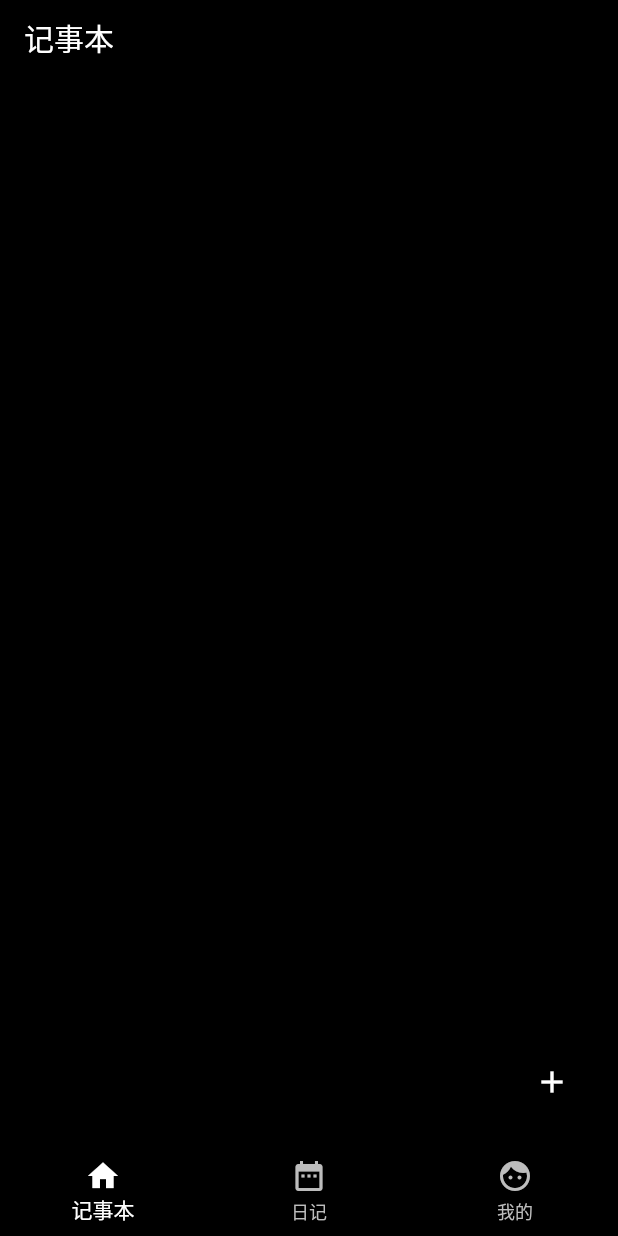
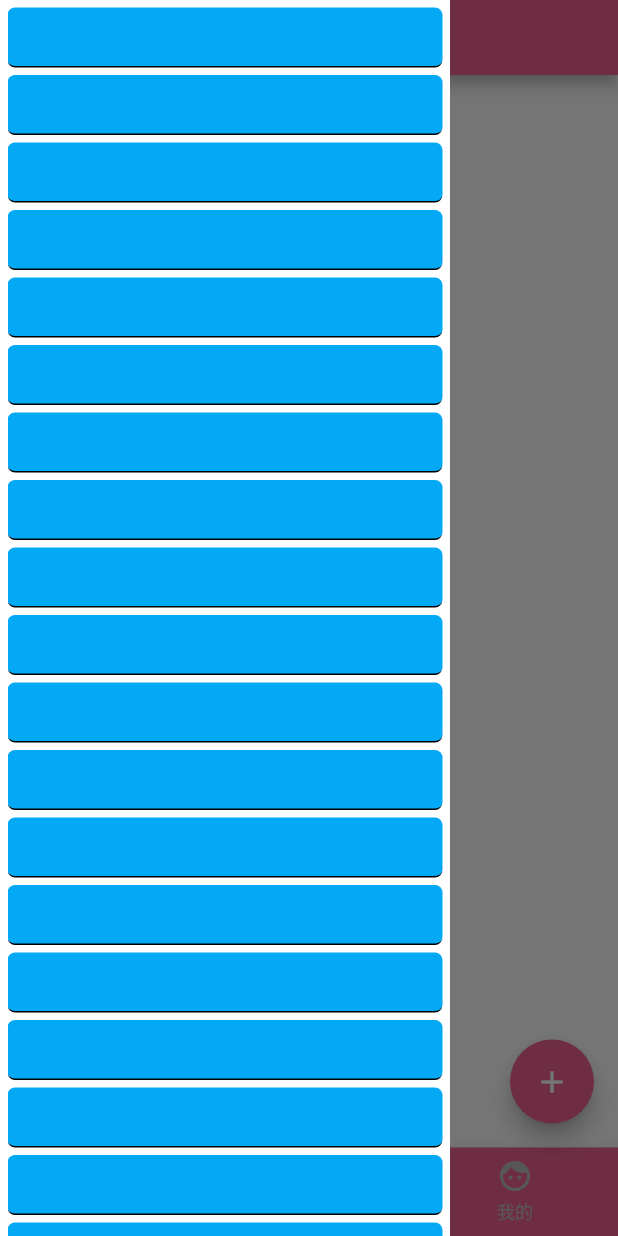
Before and after one commit to qinglongs/flutter-xiaomin, a Flutter app: the screen it shows after launch, with the side drawer open (before the commit the screen has no drawer), on a phone screen of 412 x 824 dp. Run offline on Flutter 3.47's test engine with Material 2 defaults, Android fonts, the phone set to English and light mode, and no system bars; our stand-ins replace fluttertoast, image_picker; network calls fail.

Commit message:
feat：增加抽屉组件

```diff
--- /dev/null
+++ b/lib/home-ui/drawer/drawer.dart
@@ -0,0 +1,223 @@
+import 'package:flutter/cupertino.dart';
+import 'package:flutter/material.dart';
+// import 'dart:ui';
+
+class MyDrawer extends StatelessWidget {
+  @override
+  Widget build(BuildContext context) {
+    return Container(
+        margin: EdgeInsets.only(top: MediaQuery.of(context).padding.top),
+        padding: EdgeInsets.fromLTRB(5, 0, 5, 0),
+        width: 300,
+        height: double.infinity,
+        color: Colors.white,
+        child: Scrollbar(
+          child: SingleChildScrollView(
+            child: Column(
+              children: [
+                SizedBox(
+                  height: 5,
+                ),
+                Container(
+                  height: 40,
+                  decoration: BoxDecoration(
+                      borderRadius: BorderRadius.circular(5),
+                      color: Colors.lightBlue,
+                      border: Border(bottom: BorderSide(color: Colors.black))),
+                ),
+                SizedBox(
+                  height: 5,
+                ),
+                Container(
+                  height: 40,
+                  decoration: BoxDecoration(
+                      borderRadius: BorderRadius.circular(5),
+                      color: Colors.lightBlue,
+                      border: Border(bottom: BorderSide(color: Colors.black))),
+                ),
+                SizedBox(
+                  height: 5,
+                ),
+                Container(
+                  height: 40,
+                  decoration: BoxDecoration(
+                      borderRadius: BorderRadius.circular(5),
+                      color: Colors.lightBlue,
+                      border: Border(bottom: BorderSide(color: Colors.black))),
+                ),
+                SizedBox(
+                  height: 5,
+                ),
+                Container(
+                  height: 40,
+                  decoration: BoxDecoration(
+                      borderRadius: BorderRadius.circular(5),
+                      color: Colors.lightBlue,
+                      border: Border(bottom: BorderSide(color: Colors.black))),
+                ),
+                SizedBox(
+                  height: 5,
+                ),
+                Container(
+                  height: 40,
+                  decoration: BoxDecoration(
+                      borderRadius: BorderRadius.circular(5),
+                      color: Colors.lightBlue,
+                      border: Border(bottom: BorderSide(color: Colors.black))),
+                ),
+                SizedBox(
+                  height: 5,
+                ),
+                Container(
+                  height: 40,
+                  decoration: BoxDecoration(
+                      borderRadius: BorderRadius.circular(5),
+                      color: Colors.lightBlue,
+                      border: Border(bottom: BorderSide(color: Colors.black))),
+                ),
+                SizedBox(
+                  height: 5,
+                ),
+                Container(
+                  height: 40,
+                  decoration: BoxDecoration(
+                      borderRadius: BorderRadius.circular(5),
+                      color: Colors.lightBlue,
+                      border: Border(bottom: BorderSide(color: Colors.black))),
+                ),
+                SizedBox(
+                  height: 5,
+                ),
+                Container(
+                  height: 40,
+                  decoration: BoxDecoration(
+                      borderRadius: BorderRadius.circular(5),
+                      color: Colors.lightBlue,
+                      border: Border(bottom: BorderSide(color: Colors.black))),
+                ),
+                SizedBox(
+                  height: 5,
+                ),
+                Container(
+                  height: 40,
+                  decoration: BoxDecoration(
+                      borderRadius: BorderRadius.circular(5),
+                      color: Colors.lightBlue,
+                      border: Border(bottom: BorderSide(color: Colors.black))),
+                ),
+                SizedBox(
+                  height: 5,
+                ),
+                Container(
+                  height: 40,
+                  decoration: BoxDecoration(
+                      borderRadius: BorderRadius.circular(5),
+                      color: Colors.lightBlue,
+                      border: Border(bottom: BorderSide(color: Colors.black))),
+                ),
+                SizedBox(
+                  height: 5,
+                ),
+                Container(
+                  height: 40,
+                  decoration: BoxDecoration(
+                      borderRadius: BorderRadius.circular(5),
+                      color: Colors.lightBlue,
+                      border: Border(bottom: BorderSide(color: Colors.black))),
+                ),
+                SizedBox(
+                  height: 5,
+                ),
+                Container(
+                  height: 40,
+                  decoration: BoxDecoration(
+                      borderRadius: BorderRadius.circular(5),
+                      color: Colors.lightBlue,
+                      border: Border(bottom: BorderSide(color: Colors.black))),
+                ),
+                SizedBox(
+                  height: 5,
+                ),
+                Container(
+                  height: 40,
+                  decoration: BoxDecoration(
+                      borderRadius: BorderRadius.circular(5),
+                      color: Colors.lightBlue,
+                      border: Border(bottom: BorderSide(color: Colors.black))),
+                ),
+                SizedBox(
+                  height: 5,
+                ),
+                Container(
+                  height: 40,
+                  decoration: BoxDecoration(
+                      borderRadius: BorderRadius.circular(5),
+                      color: Colors.lightBlue,
+                      border: Border(bottom: BorderSide(color: Colors.black))),
+                ),
+                SizedBox(
+                  height: 5,
+                ),
+                Container(
+                  height: 40,
+                  decoration: BoxDecoration(
+                      borderRadius: BorderRadius.circular(5),
+                      color: Colors.lightBlue,
+                      border: Border(bottom: BorderSide(color: Colors.black))),
+                ),
+                SizedBox(
+                  height: 5,
+                ),
+                Container(
+                  height: 40,
+                  decoration: BoxDecoration(
+                      borderRadius: BorderRadius.circular(5),
+                      color: Colors.lightBlue,
+                      border: Border(bottom: BorderSide(color: Colors.black))),
+                ),
+                SizedBox(
+                  height: 5,
+                ),
+                Container(
+                  height: 40,
+                  decoration: BoxDecoration(
+                      borderRadius: BorderRadius.circular(5),
+                      color: Colors.lightBlue,
+                      border: Border(bottom: BorderSide(color: Colors.black))),
+                ),
+                SizedBox(
+                  height: 5,
+                ),
+                Container(
+                  height: 40,
+                  decoration: BoxDecoration(
+                      borderRadius: BorderRadius.circular(5),
+                      color: Colors.lightBlue,
+                      border: Border(bottom: BorderSide(color: Colors.black))),
+                ),
+                SizedBox(
+                  height: 5,
+                ),
+                Container(
+                  height: 40,
+                  decoration: BoxDecoration(
+                      borderRadius: BorderRadius.circular(5),
+                      color: Colors.lightBlue,
+                      border: Border(bottom: BorderSide(color: Colors.black))),
+                ),
+                SizedBox(
+                  height: 5,
+                ),
+                Container(
+                  height: 40,
+                  decoration: BoxDecoration(
+                      borderRadius: BorderRadius.circular(5),
+                      color: Colors.lightBlue,
+                      border: Border(bottom: BorderSide(color: Colors.black))),
+                ),
+              ],
+            ),
+          ),
+        ));
+  }
+}
--- a/lib/main.dart
+++ b/lib/main.dart
@@ -3,10 +3,13 @@ import 'package:flutter/rendering.dart';
 import 'package:flutter/foundation.dart';
 import 'package:image_picker/image_picker.dart';
 
-import './components/open-camera/open-camera.dart';
-import './home-ui/log-list/log-list.dart';
 import './pages/log-page/log-page.dart';
 import './pages/add-log/add-log.dart';
+
+import './home-ui/log-list/log-list.dart';
+import './home-ui/drawer/drawer.dart';
+
+import './components/open-camera/open-camera.dart';
 
 import './utils/theme-config.dart';
 
@@ -60,6 +63,7 @@ class MyAppState extends State<MyApp> {
               toolbarHeight: 50,
               title: Text(title[_currentIndex]),
             ),
+            drawer: MyDrawer(),
             bottomNavigationBar: BottomNavigationBar(
               currentIndex: _currentIndex,
               mouseCursor: MouseCursor.defer,
@@ -115,16 +119,5 @@ void main() {
       title: 'my app',
       home: MyApp(),
       routes: routes,
-      theme: themeConfig(Colors.black,
-          scaffoldBackgroundColor: Colors.black,
-          body: TextStyle(
-            color: Colors.white,
-          ),
-          subTitle: TextStyle(
-            color: Colors.white,
-          ),
-          headline: TextStyle(
-            color: Colors.white,
-          ),
-          button: TextStyle(color: Colors.white))));
+      theme: themeConfig(Colors.pink[300])));
 }
```
